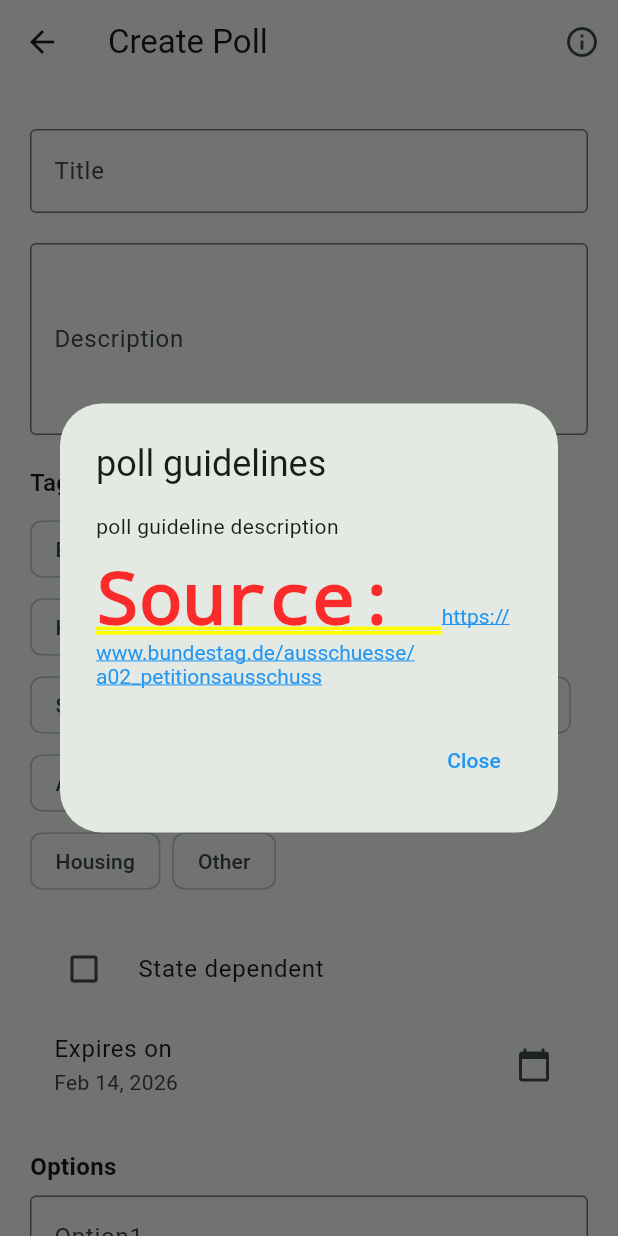
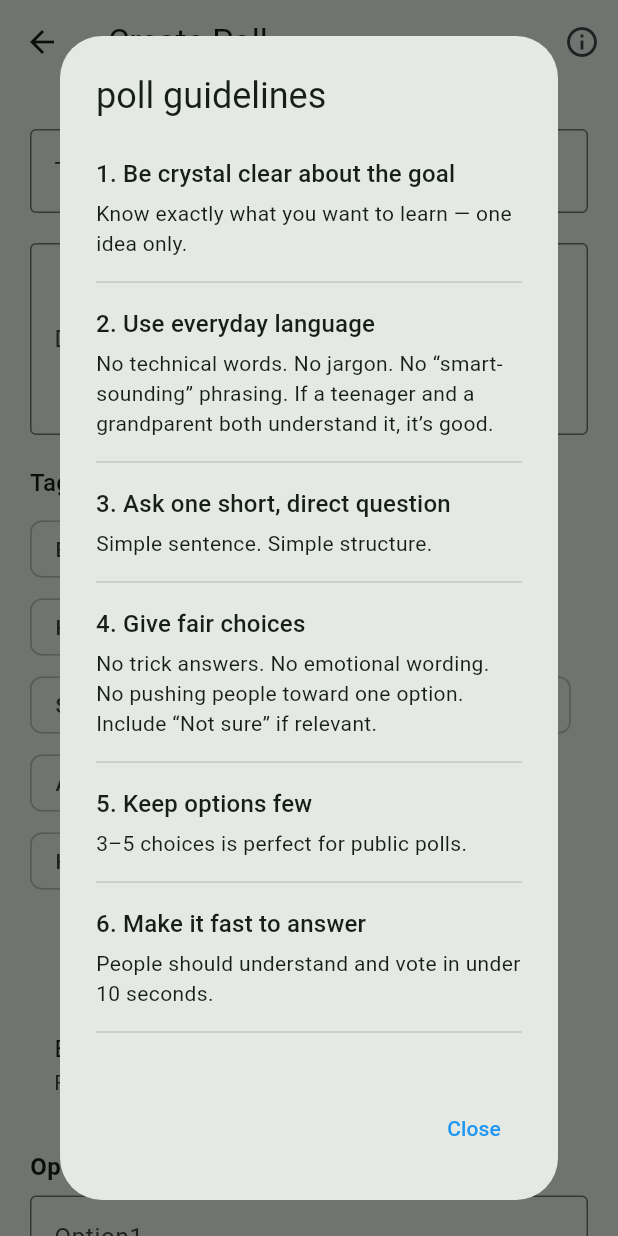
Before and after one commit to trainvent/StimmApp, a Flutter app: the PollCreatorPage screen opened directly, after a tap on the "info outline" icon, on a phone screen of 412 x 824 dp. Run offline on Flutter 3.47's test engine with Material 3 defaults, Android fonts, the phone set to English and light mode, and no system bars; our stand-ins replace cloud_firestore, cloud_functions, connectivity_plus, dio, firebase_auth, firebase_core and 8 more; missing offline and left inert: google_mlkit_text_recognition, google_places_autocomplete_text_field, purchases_flutter, purchases_ui_flutter; accounts and stored records are empty; generated files the repository leaves out were written again; network calls fail; Roboto replaces fonts that are missing (Poppins).

```diff
--- a/lib/app/mobile/pages/main/home/creator/poll_creator_page.dart
+++ b/lib/app/mobile/pages/main/home/creator/poll_creator_page.dart
@@ -2,6 +2,7 @@ import 'package:flutter/gestures.dart';
 import 'package:flutter/material.dart';
 import 'package:stimmapp/app/mobile/widgets/snackbar_utils.dart';
 import 'package:stimmapp/app/mobile/widgets/tag_selector.dart';
+import 'package:stimmapp/core/constants/poll_tutorial_helper.dart';
 import 'package:stimmapp/core/data/models/poll.dart';
 import 'package:stimmapp/core/data/repositories/poll_repository.dart';
 import 'package:stimmapp/core/data/repositories/user_repository.dart';
@@ -166,43 +167,32 @@ class _PollCreatorPageState extends State<PollCreatorPage> {
   }
 
   void _showInfoDialog() {
+    final steps = PollTutorialHelper.getSteps(context);
     showDialog(
       context: context,
       builder: (context) {
         return AlertDialog(
           title: Text(S.of(context).pollGuidelines),
-          content: SingleChildScrollView(
-            child: Column(
-              crossAxisAlignment: CrossAxisAlignment.start,
-              mainAxisSize: MainAxisSize.min,
-              children: [
-                Text(S.of(context).pollGuidelineDescription),
-                const SizedBox(height: 10),
-                RichText(
-                  text: TextSpan(
+          content: SizedBox(
+            width: double.maxFinite,
+            child: ListView.separated(
+              shrinkWrap: true,
+              itemCount: steps.length,
+              separatorBuilder: (context, index) => const Divider(),
+              itemBuilder: (context, index) {
+                final step = steps[index];
+                return Padding(
+                  padding: const EdgeInsets.symmetric(vertical: 8.0),
+                  child: Column(
+                    crossAxisAlignment: CrossAxisAlignment.start,
                     children: [
-                      TextSpan(
-                        text: 'Source: ',
-                        style: DefaultTextStyle.of(context).style,
-                      ),
-                      TextSpan(
-                        text: 'https://www.bundestag.de/ausschuesse/a02_petitionsausschuss',
-                        style: const TextStyle(
-                          color: Colors.blue,
-                          decoration: TextDecoration.underline,
-                        ),
-                        recognizer: TapGestureRecognizer()
-                          ..onTap = () async {
-                            final url = Uri.parse('https://www.bundestag.de/ausschuesse/a02_petitionsausschuss');
-                            if (await canLaunchUrl(url)) {
-                              await launchUrl(url);
-                            }
-                          },
-                      ),
+                      Text(step.title, style: Theme.of(context).textTheme.titleMedium),
+                      const SizedBox(height: 4),
+                      Text(step.description, style: Theme.of(context).textTheme.bodyMedium),
                     ],
                   ),
-                ),
-              ],
+                );
+              },
             ),
           ),
           actions: [
--- /dev/null
+++ b/lib/core/constants/poll_tutorial_helper.dart
@@ -0,0 +1,44 @@
+import 'package:flutter/material.dart';
+import 'package:stimmapp/core/extensions/context_extensions.dart';
+
+class PollTutorialStep {
+  final String title;
+  final String description;
+
+  PollTutorialStep({required this.title, required this.description});
+}
+
+class PollTutorialHelper {
+  static List<PollTutorialStep> getSteps(BuildContext context) {
+    return [
+      PollTutorialStep(
+        title: context.l10n.pollTutorialStep1Title,
+        description: context.l10n.pollTutorialStep1Desc,
+      ),
+      PollTutorialStep(
+        title: context.l10n.pollTutorialStep2Title,
+        description: context.l10n.pollTutorialStep2Desc,
+      ),
+      PollTutorialStep(
+        title: context.l10n.pollTutorialStep3Title,
+        description: context.l10n.pollTutorialStep3Desc,
+      ),
+      PollTutorialStep(
+        title: context.l10n.pollTutorialStep4Title,
+        description: context.l10n.pollTutorialStep4Desc,
+      ),
+      PollTutorialStep(
+        title: context.l10n.pollTutorialStep5Title,
+        description: context.l10n.pollTutorialStep5Desc,
+      ),
+      PollTutorialStep(
+        title: context.l10n.pollTutorialStep6Title,
+        description: context.l10n.pollTutorialStep6Desc,
+      ),
+      PollTutorialStep(
+        title: context.l10n.pollTutorialStep7Title,
+        description: context.l10n.pollTutorialStep7Desc,
+      ),
+    ];
+  }
+}
--- a/lib/l10n/app_localizations.dart
+++ b/lib/l10n/app_localizations.dart
@@ -2083,6 +2083,120 @@ abstract class AppLocalizations {
   /// In en, this message translates to:
   /// **'Other'**
   String get tagOther;
+
+  /// No description provided for @pollTutorialStep1Title.
+  ///
+  /// In en, this message translates to:
+  /// **'1. Be crystal clear about the goal'**
+  String get pollTutorialStep1Title;
+
+  /// No description provided for @pollTutorialStep1Desc.
+  ///
+  /// In en, this message translates to:
+  /// **'Know exactly what you want to learn — one idea only.'**
+  String get pollTutorialStep1Desc;
+
+  /// No description provided for @pollTutorialStep2Title.
+  ///
+  /// In en, this message translates to:
+  /// **'2. Use everyday language'**
+  String get pollTutorialStep2Title;
+
+  /// No description provided for @pollTutorialStep2Desc.
+  ///
+  /// In en, this message translates to:
+  /// **'No technical words. No jargon. No “smart-sounding” phrasing. If a teenager and a grandparent both understand it, it’s good.'**
+  String get pollTutorialStep2Desc;
+
+  /// No description provided for @pollTutorialStep3Title.
+  ///
+  /// In en, this message translates to:
+  /// **'3. Ask one short, direct question'**
+  String get pollTutorialStep3Title;
+
+  /// No description provided for @pollTutorialStep3Desc.
+  ///
+  /// In en, this message translates to:
+  /// **'Simple sentence. Simple structure.'**
+  String get pollTutorialStep3Desc;
+
+  /// No description provided for @pollTutorialStep4Title.
+  ///
+  /// In en, this message translates to:
+  /// **'4. Give fair choices'**
+  String get pollTutorialStep4Title;
+
+  /// No description provided for @pollTutorialStep4Desc.
+  ///
+  /// In en, this message translates to:
+  /// **'No trick answers. No emotional wording. No pushing people toward one option. Include “Not sure” if relevant.'**
+  String get pollTutorialStep4Desc;
+
+  /// No description provided for @pollTutorialStep5Title.
+  ///
+  /// In en, this message translates to:
+  /// **'5. Keep options few'**
+  String get pollTutorialStep5Title;
+
+  /// No description provided for @pollTutorialStep5Desc.
+  ///
+  /// In en, this message translates to:
+  /// **'3–5 choices is perfect for public polls.'**
+  String get pollTutorialStep5Desc;
+
+  /// No description provided for @pollTutorialStep6Title.
+  ///
+  /// In en, this message translates to:
+  /// **'6. Make it fast to answer'**
+  String get pollTutorialStep6Title;
+
+  /// No description provided for @pollTutorialStep6Desc.
+  ///
+  /// In en, this message translates to:
+  /// **'People should understand and vote in under 10 seconds.'**
+  String get pollTutorialStep6Desc;
+
+  /// No description provided for @pollTutorialStep7Title.
+  ///
+  /// In en, this message translates to:
+  /// **'7. Respect neutrality'**
+  String get pollTutorialStep7Title;
+
+  /// No description provided for @pollTutorialStep7Desc.
+  ///
+  /// In en, this message translates to:
+  /// **'The poll must feel safe, non-judgmental, and unbiased.'**
+  String get pollTutorialStep7Desc;
+
+  /// No description provided for @petitionTutorialStep1.
+  ///
+  /// In en, this message translates to:
+  /// **'The concern must be of general interest.'**
+  String get petitionTutorialStep1;
+
+  /// No description provided for @petitionTutorialStep2.
+  ///
+  /// In en, this message translates to:
+  /// **'It must not contain any personal references.'**
+  String get petitionTutorialStep2;
+
+  /// No description provided for @petitionTutorialStep3.
+  ///
+  /// In en, this message translates to:
+  /// **'The concern and justification must be formulated concisely and in a generally understandable manner.'**
+  String get petitionTutorialStep3;
+
+  /// No description provided for @petitionTutorialStep4.
+  ///
+  /// In en, this message translates to:
+  /// **'Only topics where a factual discussion is expected will be published.'**
+  String get petitionTutorialStep4;
+
+  /// No description provided for @petitionTutorialStep5.
+  ///
+  /// In en, this message translates to:
+  /// **'Upon reaching 30,000 signatures, the petitioner is granted the right to present their request in a public hearing.'**
+  String get petitionTutorialStep5;
 }
 
 class _AppLocalizationsDelegate
--- a/lib/l10n/app_localizations_en.dart
+++ b/lib/l10n/app_localizations_en.dart
@@ -1044,4 +1044,72 @@ class AppLocalizationsEn extends AppLocalizations {
 
   @override
   String get tagOther => 'Other';
+
+  @override
+  String get pollTutorialStep1Title => '1. Be crystal clear about the goal';
+
+  @override
+  String get pollTutorialStep1Desc =>
+      'Know exactly what you want to learn — one idea only.';
+
+  @override
+  String get pollTutorialStep2Title => '2. Use everyday language';
+
+  @override
+  String get pollTutorialStep2Desc =>
+      'No technical words. No jargon. No “smart-sounding” phrasing. If a teenager and a grandparent both understand it, it’s good.';
+
+  @override
+  String get pollTutorialStep3Title => '3. Ask one short, direct question';
+
+  @override
+  String get pollTutorialStep3Desc => 'Simple sentence. Simple structure.';
+
+  @override
+  String get pollTutorialStep4Title => '4. Give fair choices';
+
+  @override
+  String get pollTutorialStep4Desc =>
+      'No trick answers. No emotional wording. No pushing people toward one option. Include “Not sure” if relevant.';
+
+  @override
+  String get pollTutorialStep5Title => '5. Keep options few';
+
+  @override
+  String get pollTutorialStep5Desc =>
+      '3–5 choices is perfect for public polls.';
+
+  @override
+  String get pollTutorialStep6Title => '6. Make it fast to answer';
+
+  @override
+  String get pollTutorialStep6Desc =>
+      'People should understand and vote in under 10 seconds.';
+
+  @override
+  String get pollTutorialStep7Title => '7. Respect neutrality';
+
+  @override
+  String get pollTutorialStep7Desc =>
+      'The poll must feel safe, non-judgmental, and unbiased.';
+
+  @override
+  String get petitionTutorialStep1 =>
+      'The concern must be of general interest.';
+
+  @override
+  String get petitionTutorialStep2 =>
+      'It must not contain any personal references.';
+
+  @override
+  String get petitionTutorialStep3 =>
+      'The concern and justification must be formulated concisely and in a generally understandable manner.';
+
+  @override
+  String get petitionTutorialStep4 =>
+      'Only topics where a factual discussion is expected will be published.';
+
+  @override
+  String get petitionTutorialStep5 =>
+      'Upon reaching 30,000 signatures, the petitioner is granted the right to present their request in a public hearing.';
 }
--- a/lib/l10n/intl_en.arb
+++ b/lib/l10n/intl_en.arb
@@ -340,6 +340,7 @@
   "petitionTitleInUseAlready": "petition title in use already",
   "loggedOutSuccessfully": "Logged out successfully",
   "pleaseEnterAValid6digitCode": "Please enter a valid 6-digit code",
+  "emailVerifiedSuccessfully": "Email verified successfully!",
   "verificationFailed": "Verification failed",
   "verificationCodeResent": "Verification code resent!",
   "failedToResendCode": "Failed to resend code",
@@ -371,5 +372,25 @@
   "tagSafety": "Safety",
   "tagTraffic": "Traffic",
   "tagHousing": "Housing",
-  "tagOther": "Other"
+  "tagOther": "Other",
+  "pollTutorialStep1Title": "1. Be crystal clear about the goal",
+  "pollTutorialStep1Desc": "Know exactly what you want to learn — one idea only.",
+  "pollTutorialStep2Title": "2. Use everyday language",
+  "pollTutorialStep2Desc": "No technical words. No jargon. No “smart-sounding” phrasing. If a teenager and a grandparent both understand it, it’s good.",
+  "pollTutorialStep3Title": "3. Ask one short, direct question",
+  "pollTutorialStep3Desc": "Simple sentence. Simple structure.",
+  "pollTutorialStep4Title": "4. Give fair choices",
+  "pollTutorialStep4Desc": "No trick answers. No emotional wording. No pushing people toward one option. Include “Not sure” if relevant.",
+  "pollTutorialStep5Title": "5. Keep options few",
+  "pollTutorialStep5Desc": "3–5 choices is perfect for public polls.",
+  "pollTutorialStep6Title": "6. Make it fast to answer",
+  "pollTutorialStep6Desc": "People should understand and vote in under 10 seconds.",
+  "pollTutorialStep7Title": "7. Respect neutrality",
+  "pollTutorialStep7Desc": "The poll must feel safe, non-judgmental, and unbiased.",
+  "petitionTutorialStep1": "The concern must be of general interest.",
+  "petitionTutorialStep2": "It must not contain any personal references.",
+  "petitionTutorialStep3": "The concern and justification must be formulated concisely and in a generally understandable manner.",
+  "petitionTutorialStep4": "Only topics where a factual discussion is expected will be published.",
+  "petitionTutorialStep5": "Upon reaching 30,000 signatures, the petitioner is granted the right to present their request in a public hearing."
+
 }
```
Also changed, not shown: desiredFileName.txt (+1 -9 lines), lib/app/mobile/pages/main/home/creator/petition_creator_page.dart (+26 -6 lines), lib/core/constants/petition_tutorial_helper.dart (added, +14 -0 lines), lib/l10n/app_localizations_de.dart (+79 -9 lines), lib/l10n/intl_de.arb (+30 -2 lines), lib/generated/intl/messages_de.dart, lib/generated/intl/messages_en.dart, lib/generated/l10n.dart, 9 other files.
